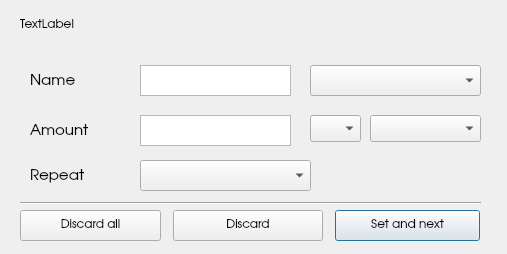
This is keibomoneytracker/checkfaultytransactionsdialog.ui in Carlos-CDM/Keibo-MoneyTracker as Qt 5 draws it before an edit. The edited form follows.
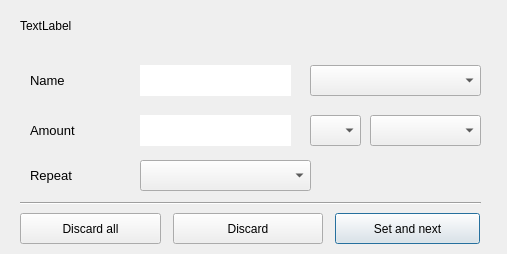
This is the edited form. Custom widgets are drawn as their Qt base class.

```diff
--- a/keibomoneytracker/checkfaultytransactionsdialog.ui
+++ b/keibomoneytracker/checkfaultytransactionsdialog.ui
@@ -24,7 +24,7 @@
    </property>
    <property name="font">
     <font>
-     <family>URW Gothic</family>
+     <family>MS Shell Dlg 2</family>
     </font>
    </property>
    <property name="text">
@@ -35,14 +35,14 @@
    <property name="geometry">
     <rect>
      <x>335</x>
-     <y>210</y>
+     <y>213</y>
      <width>145</width>
      <height>31</height>
     </rect>
    </property>
    <property name="font">
     <font>
-     <family>URW Gothic</family>
+     <family>MS Shell Dlg 2</family>
      <pointsize>9</pointsize>
     </font>
    </property>
@@ -61,8 +61,8 @@
    </property>
    <property name="font">
     <font>
-     <family>URW Gothic</family>
-     <pointsize>11</pointsize>
+     <family>MS Shell Dlg 2</family>
+     <pointsize>10</pointsize>
     </font>
    </property>
    <property name="text">
@@ -75,12 +75,12 @@
      <x>370</x>
      <y>115</y>
      <width>111</width>
-     <height>27</height>
+     <height>31</height>
     </rect>
    </property>
    <property name="font">
     <font>
-     <family>URW Gothic</family>
+     <family>MS Shell Dlg 2</family>
     </font>
    </property>
   </widget>
@@ -90,12 +90,12 @@
      <x>310</x>
      <y>115</y>
      <width>51</width>
-     <height>27</height>
+     <height>31</height>
     </rect>
    </property>
    <property name="font">
     <font>
-     <family>URW Gothic</family>
+     <family>MS Shell Dlg 2</family>
     </font>
    </property>
   </widget>
@@ -110,8 +110,8 @@
    </property>
    <property name="font">
     <font>
-     <family>URW Gothic</family>
-     <pointsize>11</pointsize>
+     <family>MS Shell Dlg 2</family>
+     <pointsize>10</pointsize>
     </font>
    </property>
    <property name="text">
@@ -129,12 +129,15 @@
    </property>
    <property name="font">
     <font>
-     <family>Ubuntu</family>
+     <family>MS Shell Dlg 2</family>
     </font>
    </property>
    <property name="focusPolicy">
     <enum>Qt::StrongFocus</enum>
    </property>
+   <property name="frameShape">
+    <enum>QFrame::NoFrame</enum>
+   </property>
    <property name="tabChangesFocus">
     <bool>true</bool>
    </property>
@@ -168,9 +171,12 @@
    </property>
    <property name="font">
     <font>
-     <family>Ubuntu</family>
+     <family>MS Shell Dlg 2</family>
     </font>
    </property>
+   <property name="frameShape">
+    <enum>QFrame::NoFrame</enum>
+   </property>
    <property name="tabChangesFocus">
     <bool>true</bool>
    </property>
@@ -179,14 +185,14 @@
    <property name="geometry">
     <rect>
      <x>173</x>
-     <y>210</y>
+     <y>213</y>
      <width>150</width>
      <height>31</height>
     </rect>
    </property>
    <property name="font">
     <font>
-     <family>URW Gothic</family>
+     <family>MS Shell Dlg 2</family>
      <pointsize>9</pointsize>
     </font>
    </property>
@@ -198,14 +204,14 @@
    <property name="geometry">
     <rect>
      <x>20</x>
-     <y>210</y>
+     <y>213</y>
      <width>141</width>
      <height>31</height>
     </rect>
    </property>
    <property name="font">
     <font>
-     <family>URW Gothic</family>
+     <family>MS Shell Dlg 2</family>
      <pointsize>9</pointsize>
      <weight>50</weight>
      <bold>false</bold>
@@ -257,8 +263,8 @@
    </property>
    <property name="font">
     <font>
-     <family>URW Gothic</family>
-     <pointsize>11</pointsize>
+     <family>MS Shell Dlg 2</family>
+     <pointsize>10</pointsize>
     </font>
    </property>
    <property name="text">
@@ -266,6 +272,23 @@
    </property>
   </widget>
  </widget>
+ <customwidgets>
+  <customwidget>
+   <class>CustomPushButton</class>
+   <extends>QPushButton</extends>
+   <header>custompushbutton.h</header>
+  </customwidget>
+  <customwidget>
+   <class>CustomComboBox</class>
+   <extends>QComboBox</extends>
+   <header>customcombobox.h</header>
+  </customwidget>
+  <customwidget>
+   <class>CustomTextEdit</class>
+   <extends>QTextEdit</extends>
+   <header location="global">customtextedit.h</header>
+  </customwidget>
+ </customwidgets>
  <resources/>
  <connections/>
 </ui>
```
Left out of the diff: 22 changed lines with no effect on the pictures.
